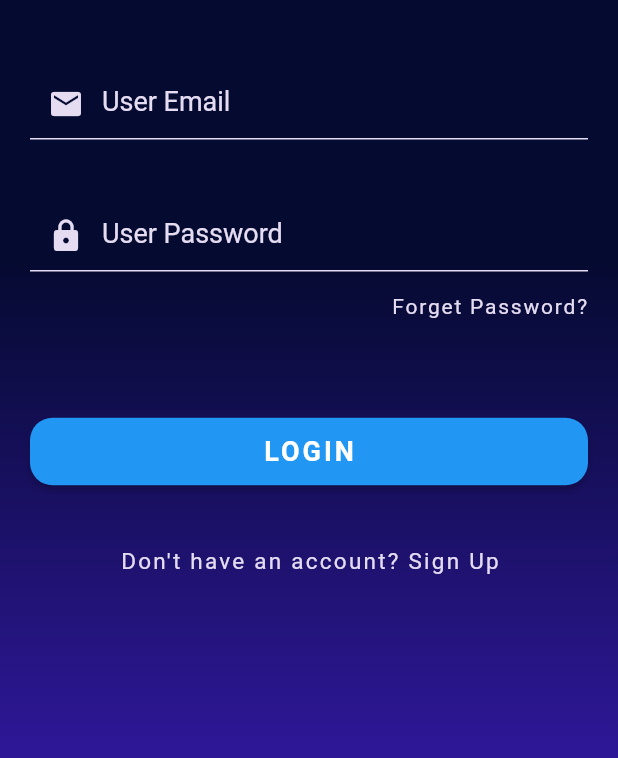
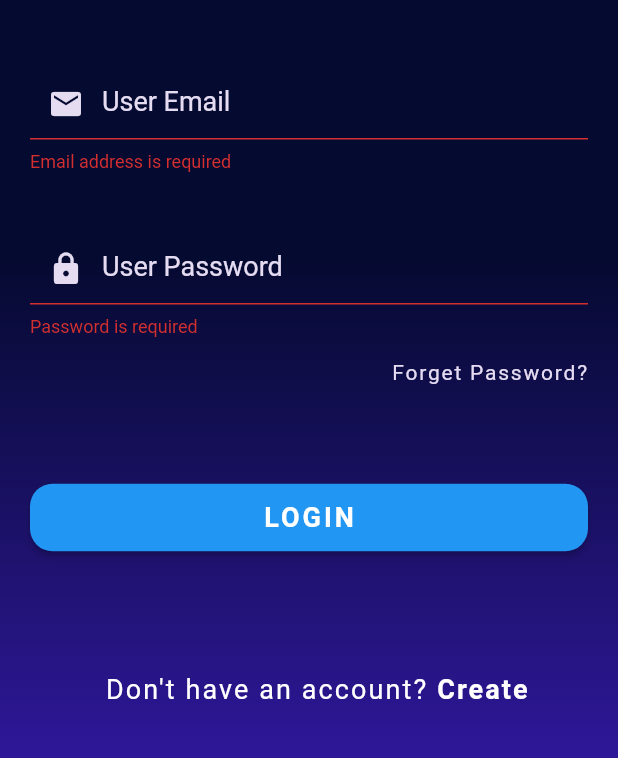
Before and after one commit to Sujan10joshi/My-People-Flutter-App, a Flutter app: the screen it shows after launch, after a tap on "LOGIN", on a phone screen of 412 x 824 dp, the part 360-1118 px from its top. Run offline on Flutter 3.47's test engine with Material 2 defaults, Android fonts, the phone set to English and light mode, and no system bars; our stand-ins replace firebase_auth, firebase_core; accounts and stored records are empty; network calls fail.

Commit message:
second commit

```diff
--- a/lib/pages/login.dart
+++ b/lib/pages/login.dart
@@ -58,16 +58,16 @@ class _LoginPageState extends State<LoginPage> {
       user = userCredential.user;
     } on FirebaseAuthException catch (e) {
       if (e.code == "user-not-found") {
-        print("No user found fot this email");
+        print("No user found for this email");
       }
     }
-
     return user;
   }
 
-  //creating the textfield controller
-  final TextEditingController _emailController = TextEditingController();
-  final TextEditingController _passwordController = TextEditingController();
+  final TextEditingController emailController = TextEditingController();
+  final TextEditingController passwordController = TextEditingController();
+
+  final GlobalKey<FormState> _key = GlobalKey<FormState>();
 
   @override
   Widget build(BuildContext context) {
@@ -81,6 +81,8 @@ class _LoginPageState extends State<LoginPage> {
         end: Alignment.bottomCenter,
       )),
       child: SingleChildScrollView(
+        child: Form(
+          key: _key,
           child: Column(
             children: [
               _wikiLogo(),
@@ -90,6 +92,7 @@ class _LoginPageState extends State<LoginPage> {
               _loginButton(),
               _signUpText(),
             ],
+          ),
         ),
       ),
     );
@@ -112,8 +115,9 @@ class _LoginPageState extends State<LoginPage> {
       padding: const EdgeInsets.fromLTRB(20.0, 15.0, 20.0, 0.0),
       child: Column(
         children: [
-          TextField(
-            controller: _emailController,
+          TextFormField(
+            controller: emailController,
+            validator: validateEmail,
             style: const TextStyle(
               fontSize: 18.0,
               color: Color(0xffe5dcf2),
@@ -142,8 +146,9 @@ class _LoginPageState extends State<LoginPage> {
       padding: const EdgeInsets.fromLTRB(20.0, 40.0, 20.0, 0.0),
       child: Column(
         children: [
-          TextField(
-            controller: _passwordController,
+          TextFormField(
+            controller: passwordController,
+            validator: validatePassword,
             style: const TextStyle(
               fontSize: 18.0,
               color: Color(0xffe5dcf2),
@@ -208,11 +213,15 @@ class _LoginPageState extends State<LoginPage> {
               ),
             ),
             onPressed: () async {
+              if (_key.currentState!.validate()) {
+                await FirebaseAuth.instance.signInWithEmailAndPassword(
+                    email: emailController.text,
+                    password: passwordController.text);
+              }
               User? user = await loginUsingEmailPassword(
-                  email: _emailController.text,
-                  password: _passwordController.text,
+                  email: emailController.text,
+                  password: passwordController.text,
                   context: context);
-              print(user);
               if (user != null) {
                 Navigator.of(context).pushReplacement(MaterialPageRoute(
                     builder: (context) => const ProfileScreen()));
@@ -226,15 +235,26 @@ class _LoginPageState extends State<LoginPage> {
 
   _signUpText() {
     return Padding(
-      padding: const EdgeInsets.fromLTRB(80.0, 40.0, 0.0, 0.0),
+      padding: const EdgeInsets.fromLTRB(70.0, 80.0, 0.0, 0.0),
       child: Row(
-        children: const [
-          Text(
-            'Don\'t have an account? Sign Up',
+        children: [
+          RichText(
+            text: const TextSpan(
+              text: 'Don\'t have an account?',
               style: TextStyle(
-              color: Color(0xffe5dcf2),
-              fontSize: 15.0,
-              letterSpacing: 1.5,
+                fontSize: 18.0,
+                letterSpacing: 1.4,
+              ),
+              children: [
+                TextSpan(
+                  text: ' Create',
+                  style: TextStyle(
+                    fontSize: 18.0,
+                    letterSpacing: 1.4,
+                    fontWeight: FontWeight.bold,
+                  ),
+                ),
+              ],
             ),
           ),
         ],
@@ -242,3 +262,25 @@ class _LoginPageState extends State<LoginPage> {
     );
   }
 }
+
+// Validate Email and Password
+String? validateEmail(String? formEmail) {
+  if (formEmail == null || formEmail.isEmpty) {
+    return 'Email address is required';
+  }
+
+  String pattern = r'\w+@\w+\.\w+';
+  RegExp regex = RegExp(pattern);
+  if (!regex.hasMatch(formEmail)) {
+    return 'Invalid E-mail Format';
+  }
+
+  return null;
+}
+
+String? validatePassword(String? formPassword) {
+  if (formPassword == null || formPassword.isEmpty) {
+    return 'Password is required';
+  }
+  return null;
+}
```
Lines whose indentation alone changed are shown as unchanged.
